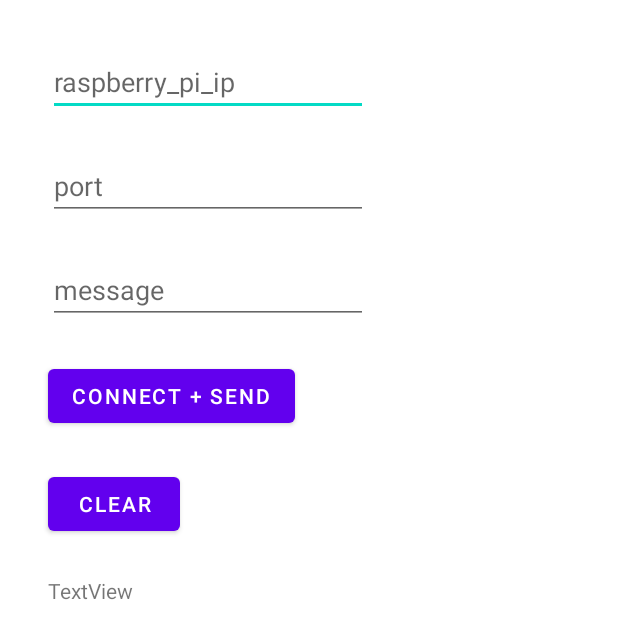
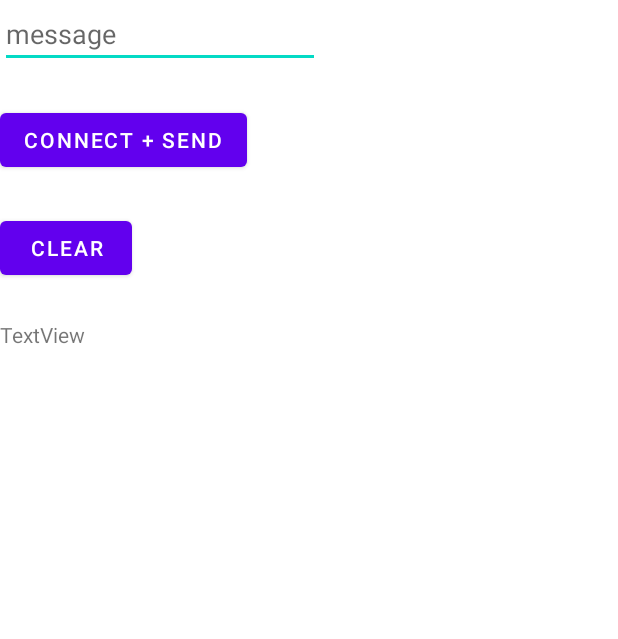
Before and after one commit to donghs1541/Smart-Mobile-for-Infants-Using-Deep-Learning, an Android app: the layout activity_main.xml on its own in the app's theme, with its tools: preview values and no code run, on a phone screen of 412 x 824 dp. Shown: the top 639 px of the screen. Run offline under Robolectric (Android 15) with nearby library versions, the phone set to English and light mode, and no system bars.

Commit message:
중간저장

```diff
--- a/android/capstoneproject/app/src/main/res/layout/activity_main.xml
+++ b/android/capstoneproject/app/src/main/res/layout/activity_main.xml
@@ -7,30 +7,6 @@
     android:layout_height="match_parent"
     tools:context=".MainActivity">
 
-    <EditText
-        android:id="@+id/ip"
-        android:layout_width="0dp"
-        android:layout_height="wrap_content"
-        android:layout_marginStart="32dp"
-        android:layout_marginLeft="32dp"
-        android:layout_marginTop="32dp"
-        android:ems="10"
-        android:hint="raspberry_pi_ip"
-        android:inputType="textPersonName"
-        app:layout_constraintStart_toStartOf="parent"
-        app:layout_constraintTop_toTopOf="parent" />
-    <EditText
-        android:id="@+id/port"
-        android:layout_width="0dp"
-        android:layout_height="wrap_content"
-        android:layout_marginStart="32dp"
-        android:layout_marginLeft="32dp"
-        android:layout_marginTop="24dp"
-        android:ems="10"
-        android:hint="port"
-        android:inputType="textPersonName"
-        app:layout_constraintStart_toStartOf="parent"
-        app:layout_constraintTop_toBottomOf="@+id/ip" />
 
     <EditText
         android:id="@+id/msg"
@@ -40,8 +16,7 @@
         android:ems="10"
         android:hint="message"
         android:inputType="textPersonName"
-        app:layout_constraintStart_toStartOf="@+id/port"
-        app:layout_constraintTop_toBottomOf="@+id/port" />
+        tools:ignore="MissingConstraints" />
     <Button
         android:id="@+id/send"
         android:layout_width="0dp"
--- a/android/capstoneproject/app/src/main/res/mipmap-anydpi-v26/ic_launcher.xml
+++ b/android/capstoneproject/app/src/main/res/mipmap-anydpi-v26/ic_launcher.xml
@@ -1,5 +1,5 @@
 <?xml version="1.0" encoding="utf-8"?>
 <adaptive-icon xmlns:android="http://schemas.android.com/apk/res/android">
-    <background android:drawable="@drawable/ic_launcher_background" />
-    <foreground android:drawable="@drawable/ic_launcher_foreground" />
+    <background android:drawable="@drawable/first_icon" />
+    <foreground android:drawable="@drawable/first_icon" />
 </adaptive-icon>
--- a/android/capstoneproject/app/src/main/res/mipmap-anydpi-v26/ic_launcher_round.xml
+++ b/android/capstoneproject/app/src/main/res/mipmap-anydpi-v26/ic_launcher_round.xml
@@ -1,5 +1,5 @@
 <?xml version="1.0" encoding="utf-8"?>
 <adaptive-icon xmlns:android="http://schemas.android.com/apk/res/android">
-    <background android:drawable="@drawable/ic_launcher_background" />
-    <foreground android:drawable="@drawable/ic_launcher_foreground" />
+    <background android:drawable="@drawable/first_icon" />
+    <foreground android:drawable="@drawable/first_icon" />
 </adaptive-icon>
--- a/android/capstoneproject/app/src/main/res/values/strings.xml
+++ b/android/capstoneproject/app/src/main/res/values/strings.xml
@@ -1,3 +1,3 @@
 <resources>
-    <string name="app_name">capstoneproject</string>
+    <string name="app_name">응애응애</string>
 </resources>
```
Also changed, not shown: android/capstoneproject/app/src/main/AndroidManifest.xml (+7 -2 lines), android/capstoneproject/app/src/main/java/com/example/capstoneproject/LoadActivity.java (added, +20 -0 lines), android/capstoneproject/app/src/main/java/com/example/capstoneproject/MainActivity.java (+9 -5 lines), android/capstoneproject/app/src/main/res/layout/activity_loading.xml (added, +13 -0 lines), android/capstoneproject/app/src/main/res/values/styles.xml (added, +8 -0 lines), android/capstoneproject/app/src/main/res/drawable/background_yellow.jpg (added), android/capstoneproject/app/src/main/res/drawable/first_icon.png (added).
